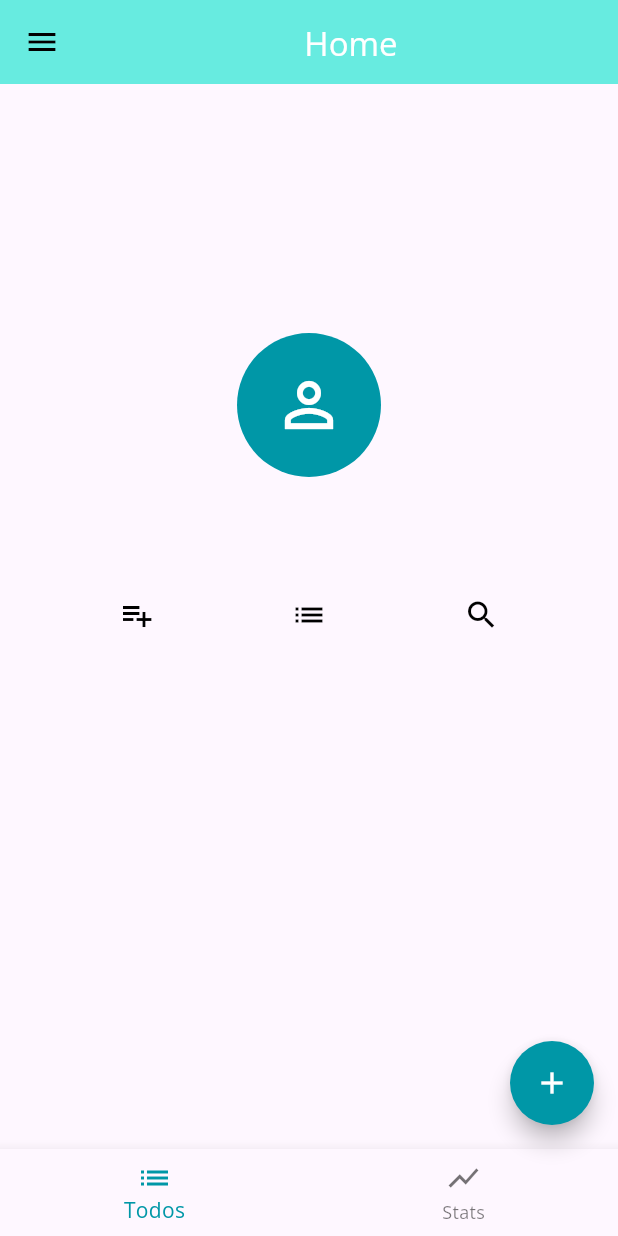
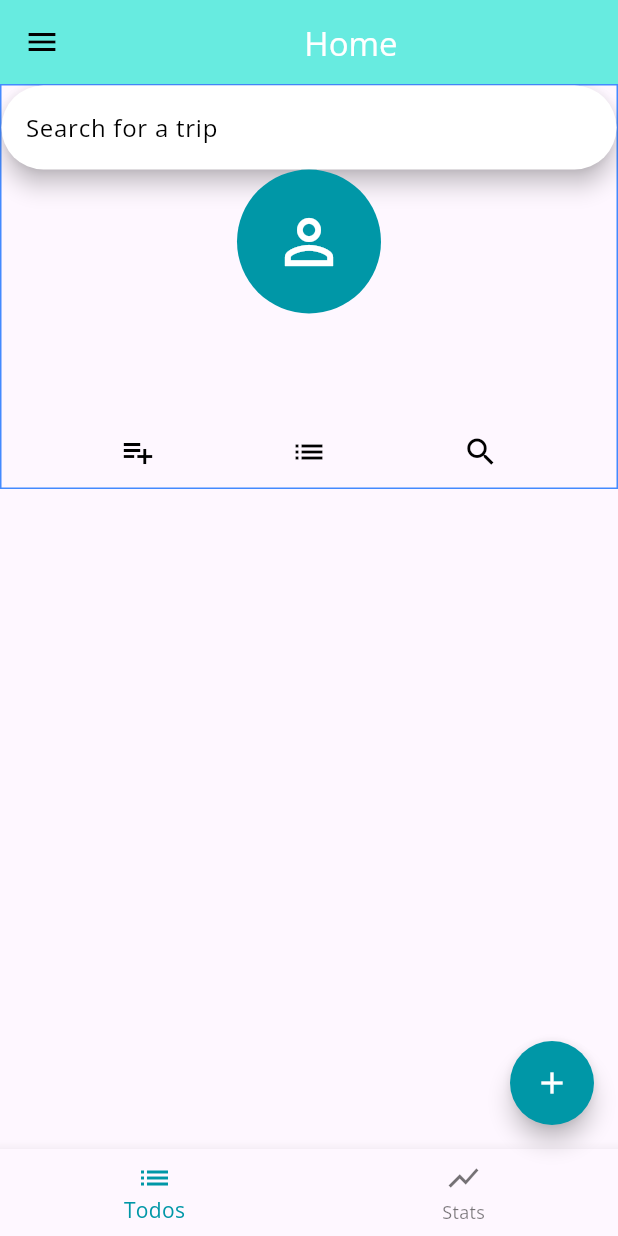
Before and after one commit to sameer693/traveller, a Flutter app: the HomePage screen opened directly, on a phone screen of 412 x 824 dp. Run offline on Flutter 3.47's test engine with Material 3 defaults, Android fonts, the phone set to English and light mode, and no system bars; our stand-ins replace bloc, equatable, firebase_auth, firebase_core, flutter_bloc, font_awesome_flutter and 5 more; missing offline and left inert: firebase_auth_web, firebase_core_web, flow_builder, google_sign_in_web; accounts and stored records are empty; generated files the repository leaves out were written again.

Commit message:
added a search bar

```diff
--- a/lib/home/view/home_page.dart
+++ b/lib/home/view/home_page.dart
@@ -44,7 +44,6 @@ class HomePage extends StatelessWidget {
           if (index == 0) {
             // Navigate to the todos page TodosOverviewPage
             Navigator.of(context).push(TodosOverviewPage.route());
-
           } else if (index == 1) {
             // Navigate to the stats page
             Navigator.of(context).push(StatsPage.route());
@@ -52,19 +51,26 @@ class HomePage extends StatelessWidget {
         },
       ),
       drawer: isLargeScreen ? null : mobileMenu(context),
-      body: Align(
-        alignment: const Alignment(0, -1 / 3),
-        child: isLargeScreen
+      body: isLargeScreen
             ? Row(
                 children: <Widget>[
                   mobileMenu(context),
+                  // vetical flex and fit the child
                     Expanded(
+                      child: Flex(
+                        direction: Axis.vertical,
+                        children: <Widget>[
+                          Flexible(
+                            fit: FlexFit.tight,
                             child: mainscreen(context),
+                          ),
+                        ],
+                      ),
                     ),
                   ],
               )
             : mainscreen(context),
-      ),
+
     );
   }
 
@@ -72,9 +78,19 @@ class HomePage extends StatelessWidget {
     final textTheme = Theme.of(context).textTheme;
     final user = context.select((AppBloc bloc) => bloc.state.user);
 
-    return Column(
+    return Container(
+      decoration: BoxDecoration(
+    border: Border.all(color: Colors.blueAccent)
+  ),
+      child: Column(
       mainAxisSize: MainAxisSize.min,
+
       children: <Widget>[
+        SearchBar(
+
+          hintText: 'Search for a trip', onChanged: (value) {
+
+        }),
         Avatar(photo: user.photo),
         const SizedBox(height: 4),
         Text(user.email ?? '', style: textTheme.titleLarge),
@@ -82,7 +98,7 @@ class HomePage extends StatelessWidget {
         Text(user.name ?? '', style: textTheme.headlineSmall),
         iconsTray(context),
       ],
-    );
+    ));
   }
 
   Widget iconsTray(BuildContext context) {
```
Lines whose indentation alone changed are shown as unchanged.
